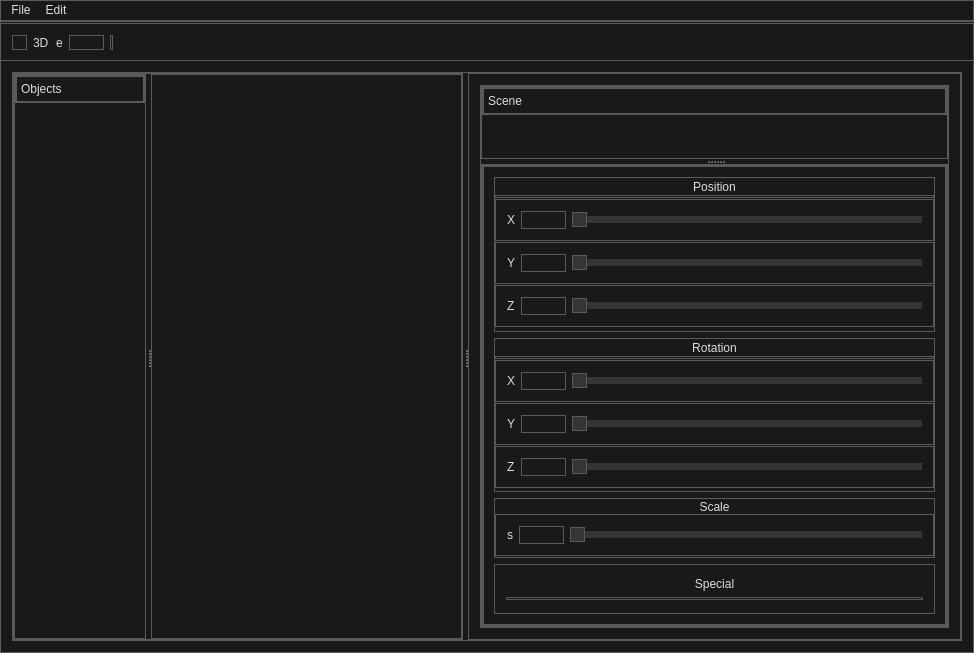
Before: the Qt Designer form apps/editor_qt/editor/mainwindow.ui in Jakub-Ciecierski/InfinityCAD, drawn with Qt 5.
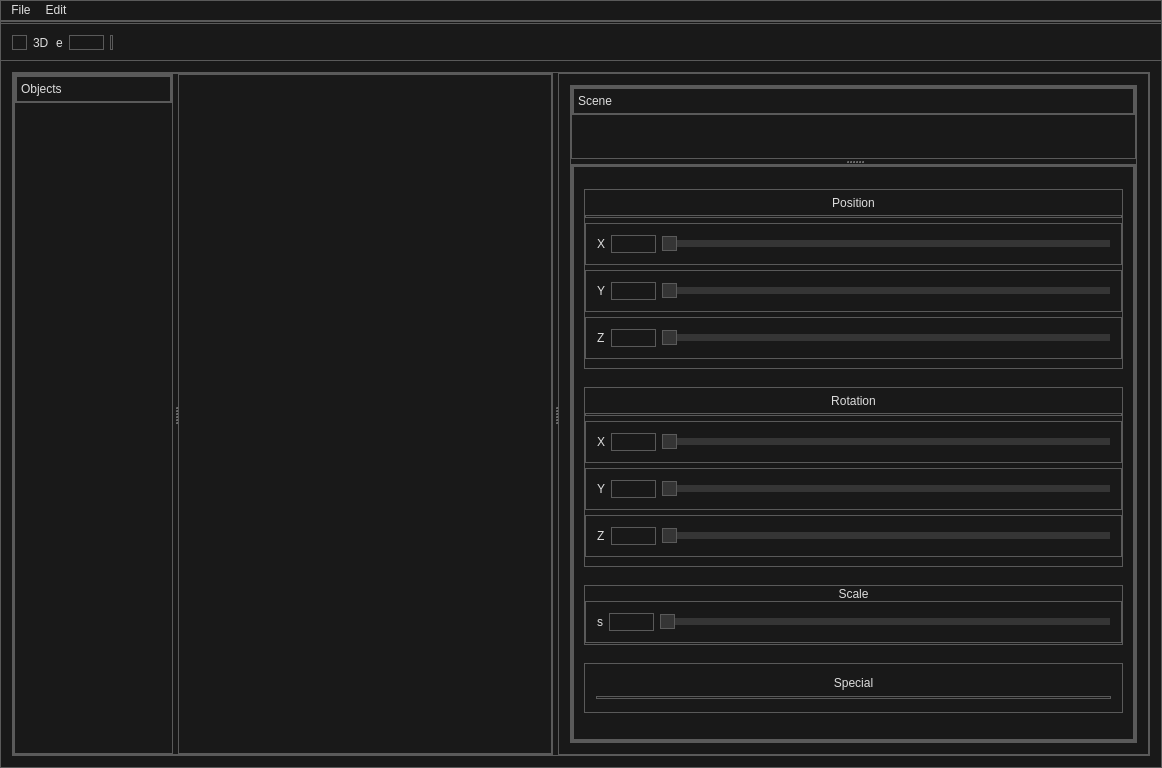
After: the same form once the commit is applied. Custom widgets are drawn as their Qt base class.

What changed in the file:
```diff
--- a/apps/editor_qt/editor/mainwindow.ui
+++ b/apps/editor_qt/editor/mainwindow.ui
@@ -6,8 +6,8 @@
    <rect>
     <x>0</x>
     <y>0</y>
-    <width>974</width>
-    <height>653</height>
+    <width>1162</width>
+    <height>768</height>
    </rect>
   </property>
   <property name="windowTitle">
@@ -531,8 +531,8 @@
                    <rect>
                     <x>0</x>
                     <y>0</y>
-                    <width>468</width>
-                    <height>468</height>
+                    <width>566</width>
+                    <height>583</height>
                    </rect>
                   </property>
                   <layout class="QVBoxLayout" name="verticalLayout_5">
@@ -1182,7 +1182,7 @@
     <rect>
      <x>0</x>
      <y>0</y>
-     <width>974</width>
+     <width>1162</width>
      <height>24</height>
     </rect>
    </property>
```
Left out of the diff: 76 changed lines with no effect on the pictures.
